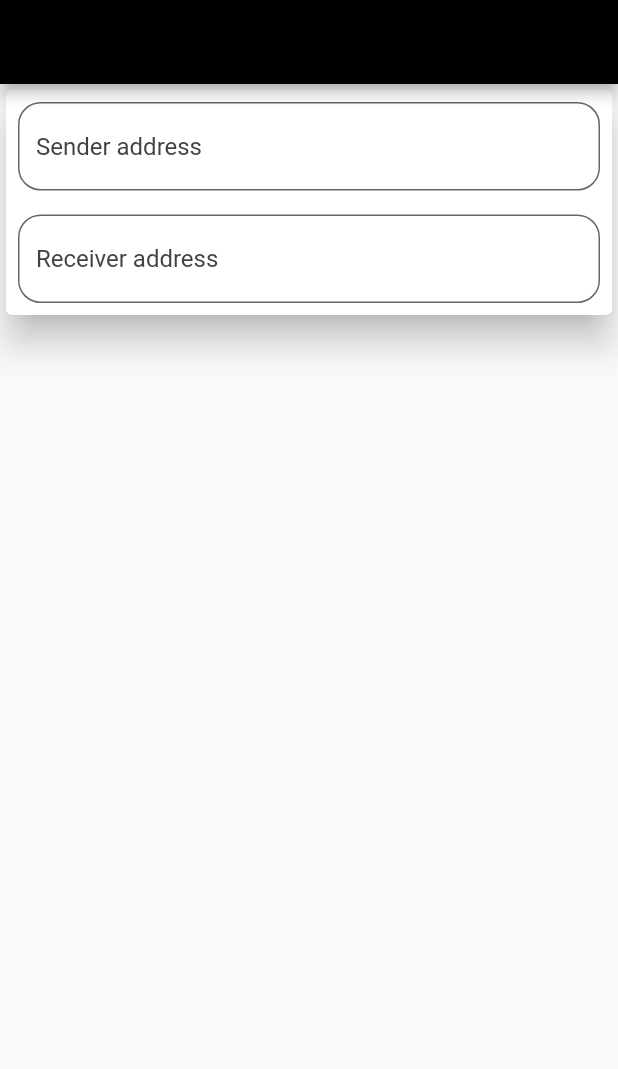
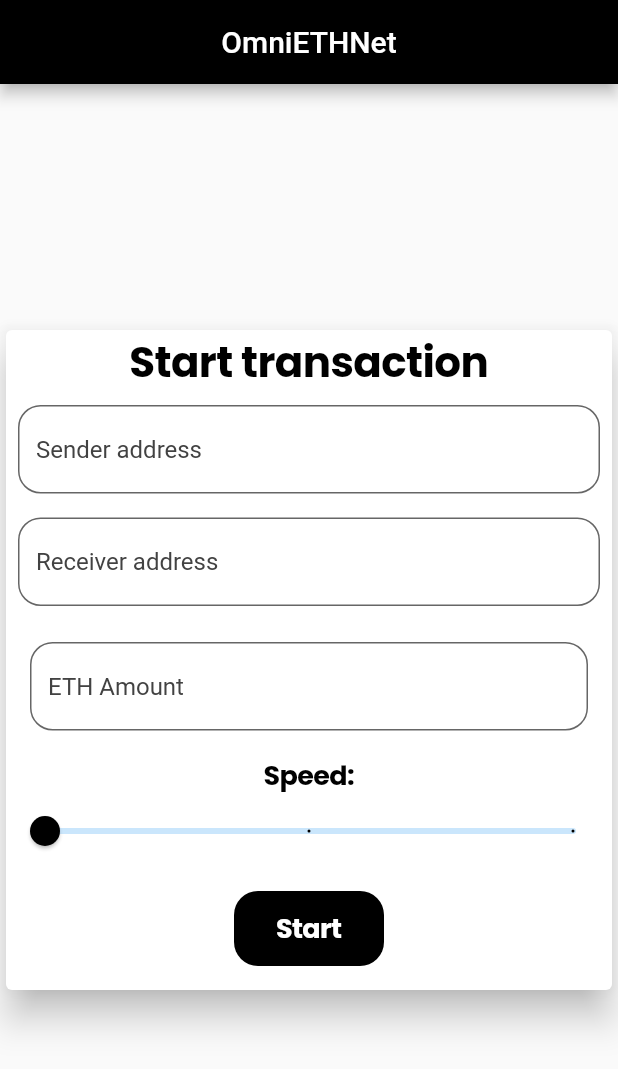
Before and after one commit to Vanshikagarg17/OmniETHNet, a Flutter app: the screen it shows after launch, on a phone screen of 412 x 824 dp. Shown: the top 1069 px of the screen. Run offline on Flutter 3.47's test engine with Material 2 defaults, Android fonts, the phone set to English and light mode, and no system bars; our stand-ins replace google_fonts.

Commit message:
feat: ETH amount and speed

```diff
--- a/lib/transaction.dart
+++ b/lib/transaction.dart
@@ -1,4 +1,6 @@
 import 'package:flutter/material.dart';
+import 'package:google_fonts/google_fonts.dart';
+import 'package:flutter/services.dart';
 
 class TransactionPage extends StatefulWidget {
   @override
@@ -6,16 +8,31 @@ class TransactionPage extends StatefulWidget {
 }
 
 class _TransactionPageState extends State<TransactionPage> {
+  double _currentSliderValue = 0;
   @override
   Widget build(BuildContext context) {
     return Scaffold(
-        appBar: AppBar(backgroundColor: Colors.black),
+        appBar: AppBar(
+          backgroundColor: Colors.black,
+          title: Text('OmniETHNet'),
+          centerTitle: true,
+        ),
         body: Column(
+          mainAxisAlignment: MainAxisAlignment.center,
           children: [
             Card(
               elevation: 10,
               child: Column(
                 children: [
+                  Text(
+                    'Start transaction',
+                    style: GoogleFonts.poppins(
+                      color: Colors.black,
+                      letterSpacing: -0.4,
+                      fontSize: 28,
+                      fontWeight: FontWeight.bold,
+                    ),
+                  ),
                   Padding(
                     padding: const EdgeInsets.all(8.0),
                     child: TextField(
@@ -46,6 +63,66 @@ class _TransactionPageState extends State<TransactionPage> {
                           fillColor: Colors.white70),
                     ),
                   ),
+                  Padding(
+                    padding: const EdgeInsets.all(16.0),
+                    child: TextField(
+                      keyboardType: TextInputType.number,
+                      decoration: new InputDecoration(
+                          border: new OutlineInputBorder(
+                            borderRadius: const BorderRadius.all(
+                              const Radius.circular(15.0),
+                            ),
+                          ),
+                          filled: true,
+                          hintStyle: new TextStyle(color: Colors.grey[800]),
+                          hintText: "ETH Amount",
+                          fillColor: Colors.white70),
+                    ),
+                  ),
+                  Text(
+                          'Speed:',
+                          style: GoogleFonts.poppins(
+                            color: Colors.black,
+                            letterSpacing: -0.4,
+                            fontSize: 18,
+                            fontWeight: FontWeight.bold,
+                          ),
+                        ),
+                  Slider(
+                    value: _currentSliderValue,
+                    min: 0,
+                    max: 100,
+                    divisions: 2,
+                    activeColor: Colors.black,
+                    label: _currentSliderValue.round() == 50? 'Medium': ((_currentSliderValue.round() == 0)?'Slow':'Fast'),
+                    onChanged: (double value) {
+                      setState(() {
+                        _currentSliderValue = value;
+                      });
+                    },
+                  ),
+                  GestureDetector(
+                    child: Container(
+                      margin: EdgeInsets.symmetric(vertical: 16),
+                      width: 100,
+                      height: 50,
+                      child: Center(
+                        child: Text(
+                          'Start',
+                          style: GoogleFonts.poppins(
+                            color: Colors.white,
+                            letterSpacing: -0.4,
+                            fontSize: 18,
+                            fontWeight: FontWeight.bold,
+                          ),
+                        ),
+                      ),
+                      decoration: BoxDecoration(
+                        color: Colors.black,
+                        borderRadius: BorderRadius.all(Radius.circular(16)),
+                      ),
+                    ),
+                  )
                 ],
               ),
             )
--- a/pubspec.yaml
+++ b/pubspec.yaml
@@ -24,6 +24,7 @@ dependencies:
   flutter:
     sdk: flutter
   cupertino_icons: ^0.1.3
+  flutter_xlider: ^3.4.0
   google_fonts: ^1.1.1
 
 dev_dependencies:
```
Also changed, not shown: pubspec.lock.
